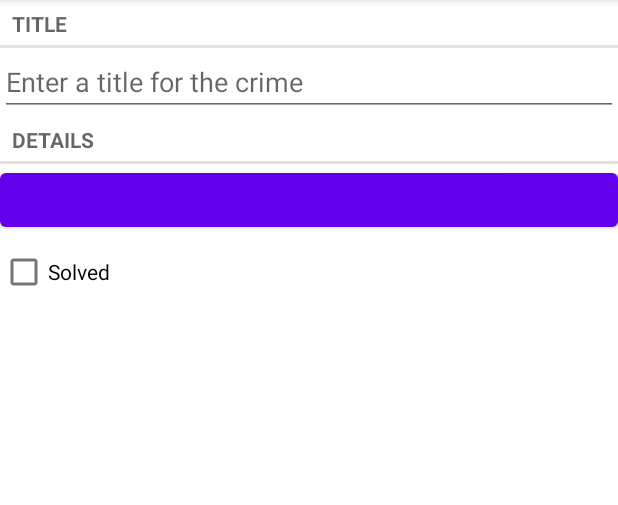
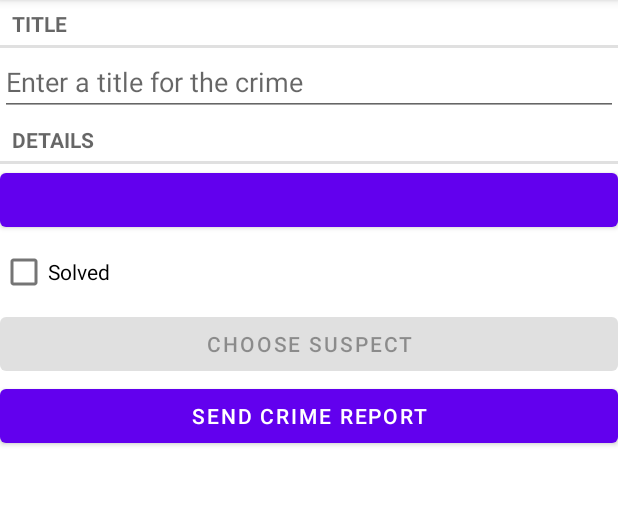
Before and after one commit to aditya610/CriminalIntent, an Android app: the screen it shows after launch (MainActivity), after a tap on "New Crime", on a phone screen of 412 x 824 dp, the part 84-589 px from its top. Run offline under Robolectric (Android 15) with nearby library versions, the phone set to English and light mode, and no system bars; our stand-ins replace Room's generated code; 1 statement that could not run was skipped.

Commit message:
Inplicit intents

```diff
--- a/app/src/main/java/com/bignerdranch/android/criminalintent/Crime.kt
+++ b/app/src/main/java/com/bignerdranch/android/criminalintent/Crime.kt
@@ -8,5 +8,6 @@ import java.util.*
 data class Crime(@PrimaryKey val id: UUID = UUID.randomUUID(),
                  var title: String = "",
                  var date: Date = Date(),
-                 var isSolved: Boolean = false
+                 var isSolved: Boolean = false,
+                 var suspect: String = ""
                  )
--- a/app/src/main/java/com/bignerdranch/android/criminalintent/CrimeFragment.kt
+++ b/app/src/main/java/com/bignerdranch/android/criminalintent/CrimeFragment.kt
@@ -1,8 +1,15 @@
 package com.bignerdranch.android.criminalintent
 
+import android.app.Activity
+import android.content.Intent
+import android.content.pm.PackageManager
+import android.content.pm.ResolveInfo
+import android.net.Uri
 import android.os.Bundle
+import android.provider.ContactsContract
 import android.text.Editable
 import android.text.TextWatcher
+import android.text.format.DateFormat
 import android.util.Log
 import android.view.LayoutInflater
 import android.view.View
@@ -18,6 +25,8 @@ private const val TAG = "CrimeFragment"
 private const val ARG_CRIME_ID = "crime_id"
 private const val DIALOG_DATE = "DialogDate"
 private const val REQUEST_DATE = 0
+private const val REQUEST_CONTACT = 1
+private const val DATE_FORMAT = "EEE, MMM, dd"
 
 class CrimeFragment : Fragment() , DatePickerFragment.Callbacks {
 
@@ -25,6 +34,8 @@ class CrimeFragment : Fragment() , DatePickerFragment.Callbacks {
     private lateinit var titleField: EditText
     private lateinit var dateButton: Button
     private lateinit var solvedCheckBox: CheckBox
+    private lateinit var reportButton: Button
+    private lateinit var suspectButton: Button
     private val crimeDetailViewModel : CrimeDetailViewModel by lazy {
         ViewModelProviders.of(this).get(CrimeDetailViewModel::class.java)
     }
@@ -44,7 +55,8 @@ class CrimeFragment : Fragment() , DatePickerFragment.Callbacks {
         titleField = view.findViewById(R.id.crime_title) as EditText
         dateButton = view.findViewById(R.id.crime_date) as Button
         solvedCheckBox = view.findViewById(R.id.crime_solved) as CheckBox
-
+        reportButton = view.findViewById(R.id.crime_report) as Button
+        suspectButton = view.findViewById(R.id.crime_suspect) as Button
 
         return view
     }
@@ -94,6 +106,36 @@ class CrimeFragment : Fragment() , DatePickerFragment.Callbacks {
             }
         }
 
+        reportButton.setOnClickListener {
+            Intent(Intent.ACTION_SEND).apply {
+                type = "text/plain"
+                putExtra(Intent.EXTRA_TEXT, getCrimeReport())
+                putExtra(
+                    Intent.EXTRA_SUBJECT ,
+                    getString(R.string.crime_report_subject)
+                )
+            }.also { intent ->
+                val chooserIntent =
+                    Intent.createChooser(intent, getString(R.string.send_report))
+                startActivity(chooserIntent)
+            }
+        }
+
+        suspectButton.apply {
+            val pickContactIntent =
+                Intent(Intent.ACTION_PICK, ContactsContract.Contacts.CONTENT_URI)
+            setOnClickListener {
+                startActivityForResult(pickContactIntent, REQUEST_CONTACT)
+            }
+            val packageManagaer: PackageManager = requireActivity().packageManager
+            val resolvedActivity: ResolveInfo? =
+                packageManagaer.resolveActivity(pickContactIntent,
+                PackageManager.MATCH_DEFAULT_ONLY)
+            if (resolvedActivity == null) {
+                isEnabled = false
+            }
+        }
+
     }
 
     override fun onStop() {
@@ -108,6 +150,50 @@ class CrimeFragment : Fragment() , DatePickerFragment.Callbacks {
             isChecked = crime.isSolved
             jumpDrawablesToCurrentState()
         }
+        if (crime.suspect.isNotEmpty()) {
+            suspectButton.text = crime.suspect
+        }
+    }
+
+    override fun onActivityResult(requestCode: Int, resultCode: Int, data: Intent?) {
+        //super.onActivityResult(requestCode, resultCode, data)
+        when{
+            resultCode != Activity.RESULT_OK -> return
+
+            requestCode == REQUEST_CONTACT && data != null -> {
+                val contactUri: Uri? = data.data
+                val queryFields = arrayOf(ContactsContract.Contacts.DISPLAY_NAME)
+                val cursor = requireActivity().contentResolver.query(contactUri!!, queryFields, null, null, null)
+                cursor?.use {
+                    if (it.count == 0) {
+                        return
+                    }
+                    it.moveToFirst()
+                    val suspect = it.getString(0)
+                    crime.suspect = suspect
+                    crimeDetailViewModel.saveCrime(crime)
+                    suspectButton.text = suspect
+                }
+            }
+        }
+    }
+
+    private fun getCrimeReport(): String {
+        val solvedString = if (crime.isSolved) {
+            getString(R.string.crime_report_solved)
+        } else {
+            getString(R.string.crime_report_unsolved)
+        }
+
+        val dateString = DateFormat.format(DATE_FORMAT, crime.date).toString()
+
+        val suspect = if (crime.suspect.isBlank()) {
+            getString(R.string.crime_report_no_suspect)
+        } else {
+            getString(R.string.crime_report_suspect, crime.suspect)
+        }
+
+        return getString(R.string.crime_report, crime.title, dateString, solvedString, suspect)
     }
 
     companion object {
--- a/app/src/main/java/com/bignerdranch/android/criminalintent/CrimeRepository.kt
+++ b/app/src/main/java/com/bignerdranch/android/criminalintent/CrimeRepository.kt
@@ -4,6 +4,7 @@ import android.content.Context
 import androidx.lifecycle.LiveData
 import androidx.room.Room
 import com.bignerdranch.android.criminalintent.database.CrimeDatabase
+import com.bignerdranch.android.criminalintent.database.migration_1_2
 import java.lang.IllegalStateException
 import java.util.*
 import java.util.concurrent.Executors
@@ -16,7 +17,8 @@ class CrimeRepository private constructor(context: Context){
         context.applicationContext,
         CrimeDatabase::class.java,
         DATABASE_NAME
-    ).build()
+    ).addMigrations(migration_1_2)
+        .build()
 
     private val crimeDao = database.crimeDao()
 
--- a/app/src/main/java/com/bignerdranch/android/criminalintent/database/CrimeDatabase.kt
+++ b/app/src/main/java/com/bignerdranch/android/criminalintent/database/CrimeDatabase.kt
@@ -3,11 +3,22 @@ package com.bignerdranch.android.criminalintent.database
 import androidx.room.Database
 import androidx.room.RoomDatabase
 import androidx.room.TypeConverters
+import androidx.room.migration.Migration
+import androidx.sqlite.db.SupportSQLiteDatabase
 import com.bignerdranch.android.criminalintent.Crime
 
-@Database(entities = [Crime::class], version = 1)
+@Database(entities = [Crime::class], version = 2)
 @TypeConverters(CrimeTypeConverters::class)
 abstract class CrimeDatabase : RoomDatabase() {
 
     abstract fun crimeDao(): CrimeDao
 }
+
+val migration_1_2 = object : Migration(1, 2) {
+    override fun migrate(database: SupportSQLiteDatabase) {
+        database.execSQL(
+            "ALTER TABLE Crime ADD COLUMN suspect TEXT NOT NULL DEFAULT '' "
+        )
+    }
+
+}
--- a/app/src/main/res/layout/fragment_crime.xml
+++ b/app/src/main/res/layout/fragment_crime.xml
@@ -34,4 +34,16 @@
         android:layout_height="wrap_content"
         android:text="@string/crime_solved_label"/>
 
+    <Button
+        android:id="@+id/crime_suspect"
+        android:layout_width="match_parent"
+        android:layout_height="wrap_content"
+        android:text="@string/crime_suspect_text"/>
+
+    <Button
+        android:id="@+id/crime_report"
+        android:layout_width="match_parent"
+        android:layout_height="wrap_content"
+        android:text="@string/crime_report_text"/>
+
 </LinearLayout>
--- a/app/src/main/res/values/strings.xml
+++ b/app/src/main/res/values/strings.xml
@@ -5,5 +5,15 @@
     <string name="crime_details_label">Details</string>
     <string name="crime_solved_label">Solved</string>
     <string name="new_crime">New Crime</string>
-
+    <string name="crime_suspect_text">Choose Suspect</string>
+    <string name="crime_report_text">Send Crime Report</string>
+    <string name="crime_report">%1$s!
+        The crime was discovered on %2$s. %3$s and %4$s
+    </string>
+    <string name="crime_report_solved">The case is solved</string>
+    <string name="crime_report_unsolved">The case is not solved</string>
+    <string name="crime_report_no_suspect">there is no suspect.</string>
+    <string name="crime_report_suspect">the suspect is %s.</string>
+    <string name="crime_report_subject">CriminalIntent Crime Report</string>
+    <string name="send_report">Send crime report via</string>
 </resources>
```
